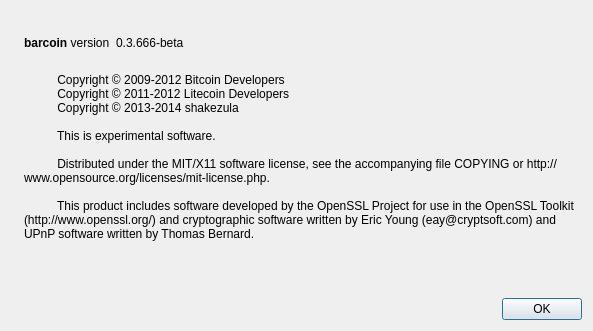
Above: src/qt/forms/aboutdialog.ui from vorocoin/vorocoin before the change. Below: the same form after it.
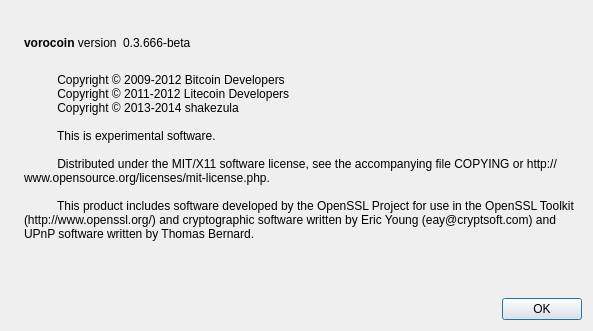
That is the form after the change. Icons and pictures are not drawn.

```diff
--- a/src/qt/forms/aboutdialog.ui
+++ b/src/qt/forms/aboutdialog.ui
@@ -50,7 +50,7 @@
           <cursorShape>IBeamCursor</cursorShape>
          </property>
          <property name="text">
-          <string>&lt;b&gt;barcoin&lt;/b&gt; version</string>
+          <string>&lt;b&gt;vorocoin&lt;/b&gt; version</string>
          </property>
          <property name="textInteractionFlags">
           <set>Qt::LinksAccessibleByMouse|Qt::TextSelectableByKeyboard|Qt::TextSelectableByMouse</set>
```
Left out of the diff: 2 changed lines with no effect on the pictures.
